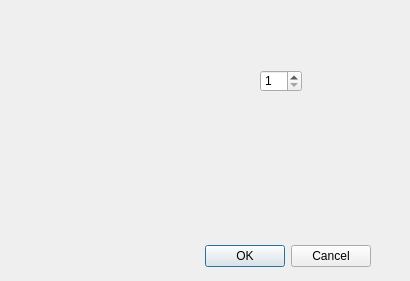
This is src/dialogcustom.ui in jandernascimento/imageprocessing-umanipulator as Qt 5 draws it before an edit. The edited form follows.
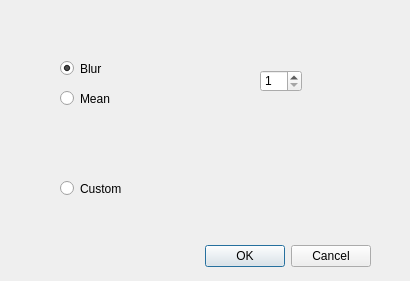
This is the edited form.

Patch:
```diff
--- a/src/dialogcustom.ui
+++ b/src/dialogcustom.ui
@@ -45,6 +45,48 @@
     <number>10</number>
    </property>
   </widget>
+  <widget class="QRadioButton" name="radioButton">
+   <property name="geometry">
+    <rect>
+     <x>60</x>
+     <y>60</y>
+     <width>82</width>
+     <height>17</height>
+    </rect>
+   </property>
+   <property name="text">
+    <string>Blur</string>
+   </property>
+   <property name="checked">
+    <bool>true</bool>
+   </property>
+  </widget>
+  <widget class="QRadioButton" name="radioButton_2">
+   <property name="geometry">
+    <rect>
+     <x>60</x>
+     <y>90</y>
+     <width>82</width>
+     <height>17</height>
+    </rect>
+   </property>
+   <property name="text">
+    <string>Mean</string>
+   </property>
+  </widget>
+  <widget class="QRadioButton" name="radioButton_5">
+   <property name="geometry">
+    <rect>
+     <x>60</x>
+     <y>180</y>
+     <width>82</width>
+     <height>17</height>
+    </rect>
+   </property>
+   <property name="text">
+    <string>Custom</string>
+   </property>
+  </widget>
  </widget>
  <resources/>
  <connections>
```
